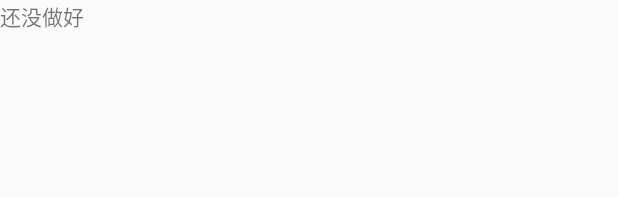
After one commit to jiaoheyan/lovem, an Android app: the layout activity_firstvaday.xml on its own in the app's theme, with its tools: preview values and no code run, on a phone screen of 412 x 824 dp. The commit adds this screen. Shown: the top 197 px of the screen. Run offline under Robolectric (Android 15) with nearby library versions, the phone set to English and light mode, and no system bars.

Commit message:
201804011702

```diff
--- a/app/src/main/AndroidManifest.xml
+++ b/app/src/main/AndroidManifest.xml
@@ -28,6 +28,7 @@
             android:theme="@style/DetailAppRheme"
             android:label="日记详情"></activity>
         <activity android:name=".TestActivity"></activity>
+        <activity android:name=".FirstValentineDayActivity"></activity>
     </application>
 
 </manifest>
--- /dev/null
+++ b/app/src/main/res/layout/activity_firstvaday.xml
@@ -0,0 +1,11 @@
+<?xml version="1.0" encoding="utf-8"?>
+<LinearLayout xmlns:android="http://schemas.android.com/apk/res/android"
+    android:layout_width="match_parent"
+    android:layout_height="match_parent"
+    android:orientation="vertical">
+
+    <TextView
+        android:layout_width="wrap_content"
+        android:layout_height="wrap_content"
+        android:text="还没做好"/>
+</LinearLayout>
```
Also changed, not shown: app/src/main/java/com/example/lovej/jlovem/FirstValentineDayActivity.java (added, +16 -0 lines), app/src/main/java/com/example/lovej/jlovem/MainActivity.java (+9 -1 lines).
